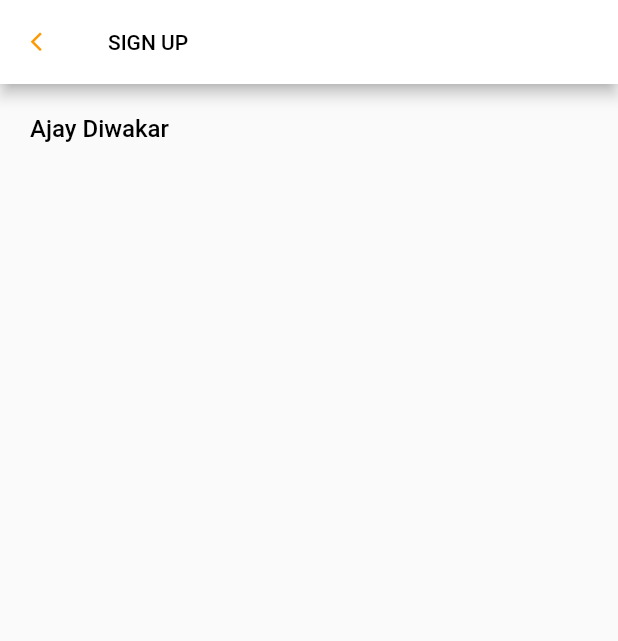
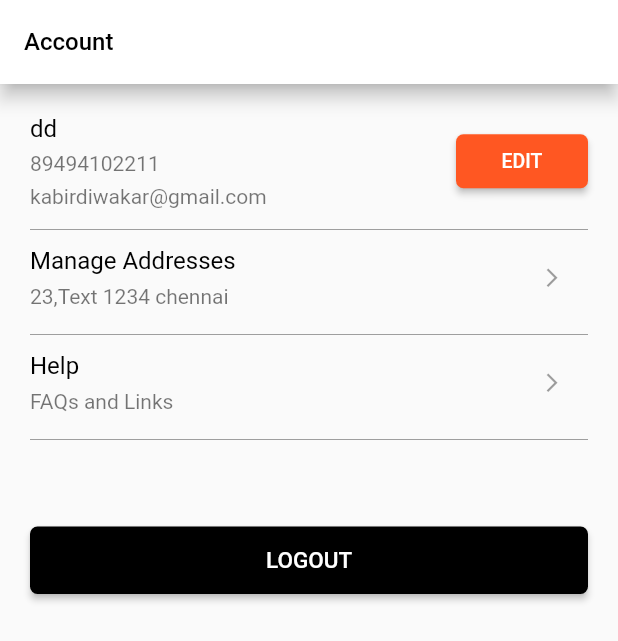
Before and after one commit to ajaydiwakarnl/flutter_food_delivery, a Flutter app: the Account screen opened directly, on a phone screen of 412 x 824 dp. Shown: the top 641 px of the screen. Run offline on Flutter 3.47's test engine with Material 2 defaults, Android fonts, the phone set to English and light mode, and no system bars; our stand-ins replace fluttertoast, google_maps_flutter, location, shared_preferences; missing offline and left inert: flutter_udid, geocoder; accounts and stored records are empty.

Commit message:
Account Page

```diff
--- a/lib/Account/Account.dart
+++ b/lib/Account/Account.dart
@@ -1,51 +1,193 @@
+import 'dart:developer';
+
 import 'package:flutter/material.dart';
+import 'package:food_delivery/Login/LoginModel.dart';
+import 'package:food_delivery/Login/LoginService.dart';
 import 'package:food_delivery/String/Strings.dart';
 
 class Account extends StatefulWidget {
   @override
-  _AccountState createState() => _AccountState();
+  _AccountState createState() =>_AccountState();
 }
 
 class _AccountState extends State<Account> {
+  UserDetails userDetails = new UserDetails();
+  void initState(){
+    super.initState();
+
+  }
   @override
   Widget build(BuildContext context) {
     return Scaffold(
       appBar: AppBar(
         backgroundColor: Colors.white,
         automaticallyImplyLeading: false,
+        elevation: 5,
         title: Text(
-          Strings.sign_up,
-          style: TextStyle(fontSize: 14, color: Colors.black),
+          Strings.bottom_account,
+          style: TextStyle(fontSize: 16, color: Colors.black),
         ),
-        leading: new IconButton(
-          icon: new Icon(Icons.arrow_back_ios, color: Colors.orange),
-          iconSize: 15,
 
-          onPressed: () => Navigator.of(context).pop(),
-        ),
       ),
       body: Container(
         margin: EdgeInsets.all(20),
         child: Column(
-          crossAxisAlignment: CrossAxisAlignment.start,
-          children: <Widget>[
+          children: [
             Container(
-              child: Column(
+                child: Row(
+                  mainAxisAlignment: MainAxisAlignment.spaceBetween,
+                  children: [
+                    Container(
+                      child: Column(
+                        crossAxisAlignment: CrossAxisAlignment.start,
+                        children: [
+                          Container(
+                            child: Text(
+                              userDetails.userName !=null ? userDetails.userName : "dd",
+                              style: TextStyle(fontSize: 16, fontWeight: FontWeight.w400, color: Colors.black),
+                              textAlign: TextAlign.left,),
+                          ),
+                          Container(
+                            margin: EdgeInsets.only(top: 6),
+                            child: Text(
+                              "89494102211",
+                              style: TextStyle(fontSize: 14, color: Colors.black54),
+                              textAlign: TextAlign.left,),
+                          ),
+                          Container(
+                            margin: EdgeInsets.only(top: 6),
+                            child: Text(
+                              "kabirdiwakar@gmail.com",
+                              style: TextStyle(fontSize: 14, color: Colors.black54),
+                              textAlign: TextAlign.left,),
+                          ),
+                        ],
+                      ),
+                    ),
+                    Container(
+                      child: RaisedButton(
+                        child: Text(Strings.edit, style: TextStyle(fontSize: 13)),
+                        shape: RoundedRectangleBorder(borderRadius: new BorderRadius.circular(5.0)),
+                        disabledColor: Colors.grey,
+                        color: Colors.deepOrange,
+                        textColor: Colors.white,
+                        onPressed: () {
+                        },
+                      ),
+                    ),
+                  ],
+                ),
+            ),
+            Container(
+              margin: EdgeInsets.only(top: 6),
+              child: Divider(
+                  color: Colors.grey
+              ),
+            ),
+
+            Container(
+              child: Row(
+                mainAxisAlignment: MainAxisAlignment.spaceBetween,
                 children: [
                   Container(
-                    child: Text(
-                      "Ajay Diwakar",
-                      style: TextStyle(fontSize: 16, fontWeight: FontWeight.w500, color: Colors.black),
-                      textAlign: TextAlign.left,),
-                  )
+                    child: Column(
+                      crossAxisAlignment: CrossAxisAlignment.start,
+                      children: [
+                        Container(
+                          child: Text(
+                            Strings.managed_address,
+                            style: TextStyle(fontSize: 16, fontWeight: FontWeight.w400, color: Colors.black),
+                            textAlign: TextAlign.left,),
+                        ),
+                        Container(
+                          margin: EdgeInsets.only(top: 6),
+                          child: Text(
+                            "23,Text 1234 chennai",
+                            style: TextStyle(fontSize: 14, color: Colors.black54),
+                            textAlign: TextAlign.left,),
+                        ),
+                      ],
+                    ),
+                  ),
+                  Container(
+                    child: IconButton(
+                      icon: Icon(Icons.arrow_forward_ios),
+                      color: Colors.black54,
+                      iconSize: 15,
+                    ),
+
+                  ),
                 ],
               ),
             ),
             Container(
+              margin: EdgeInsets.only(top: 6),
+              child: Divider(
+                  color: Colors.grey
+              ),
+            ),
 
+            Container(
+              child: Row(
+                mainAxisAlignment: MainAxisAlignment.spaceBetween,
+                children: [
+                  Container(
+                    child: Column(
+                      crossAxisAlignment: CrossAxisAlignment.start,
+                      children: [
+                        Container(
+                          child: Text(
+                            Strings.help,
+                            style: TextStyle(fontSize: 16, fontWeight: FontWeight.w400, color: Colors.black),
+                            textAlign: TextAlign.left,),
+                        ),
+                        Container(
+                          margin: EdgeInsets.only(top: 6),
+                          child: Text(
+                            Strings.faq_link,
+                            style: TextStyle(fontSize: 14, color: Colors.black54),
+                            textAlign: TextAlign.left,),
+                        ),
+                      ],
+                    ),
+                  ),
+                  Container(
+                    child: IconButton(
+                      icon: Icon(Icons.arrow_forward_ios),
+                      color: Colors.black54,
+                      iconSize: 15,
+                    ),
+
+                  ),
+                ],
+              ),
             ),
             Container(
+              margin: EdgeInsets.only(top: 6),
+              child: Divider(
+                  color: Colors.grey
+              ),
+            ),
 
+
+            Container(
+              child: Container(
+                  margin: EdgeInsets.only(top:50),
+                  child: Container(
+                    width: MediaQuery.of(context).size.width,
+                    height: 45.0,
+                    child: RaisedButton(
+                      child: Text(Strings.logout, style: TextStyle(fontSize: 15)),
+                      shape: RoundedRectangleBorder(borderRadius: new BorderRadius.circular(5.0)),
+                      disabledColor: Colors.grey,
+                      color: Colors.black,
+                      textColor: Colors.white,
+                      onPressed: () async {
+
+                      },
+                    ),
+                  )
+              ),
             ),
           ],
         ),
--- a/lib/Login/LoginService.dart
+++ b/lib/Login/LoginService.dart
@@ -6,6 +6,7 @@ import 'LoginModel.dart';
 import 'package:food_delivery/ApiList.dart';
 
 class LoginService{
+
     Future<bool> setToken(String value) async {
         final SharedPreferences prefs = await SharedPreferences.getInstance();
         return prefs.setString('token', value);
--- a/lib/String/Strings.dart
+++ b/lib/String/Strings.dart
@@ -35,5 +35,10 @@ class Strings {
   static const String work = "WORK";
   static const String other = "OTHER";
   static const String save = "SAVE";
+  static const String edit = "EDIT";
+  static const String managed_address = "Manage Addresses";
+  static const String help = "Help";
+  static const String faq_link = "FAQs and Links";
+  static const String logout = "LOGOUT";
 
 }
```
